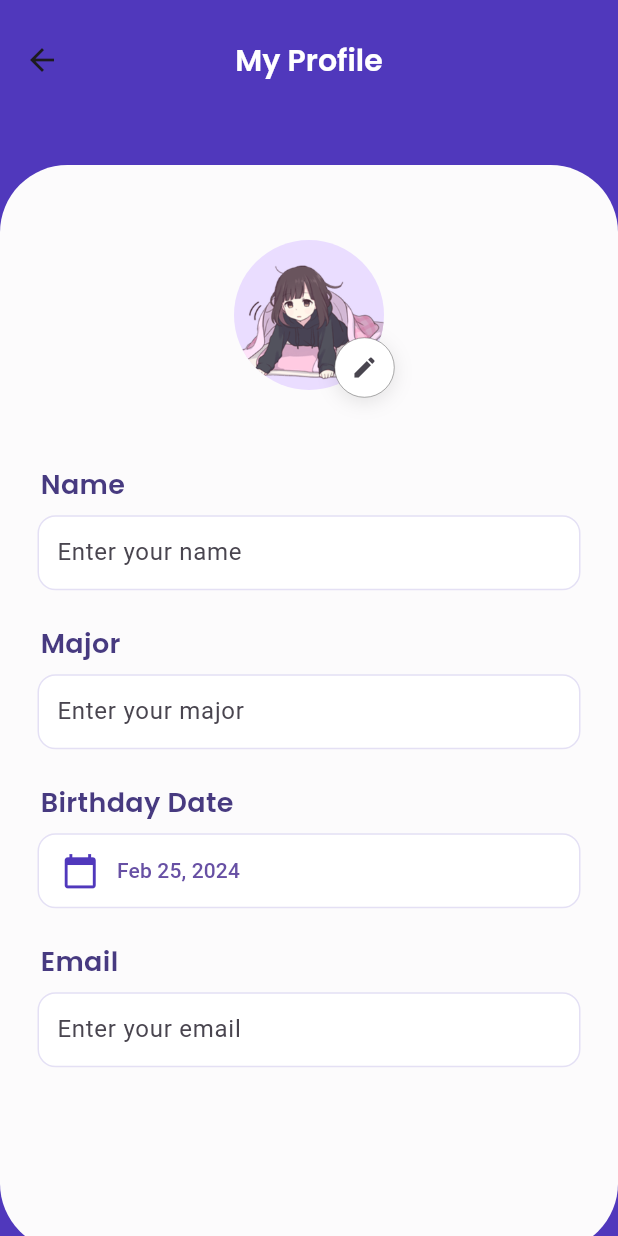
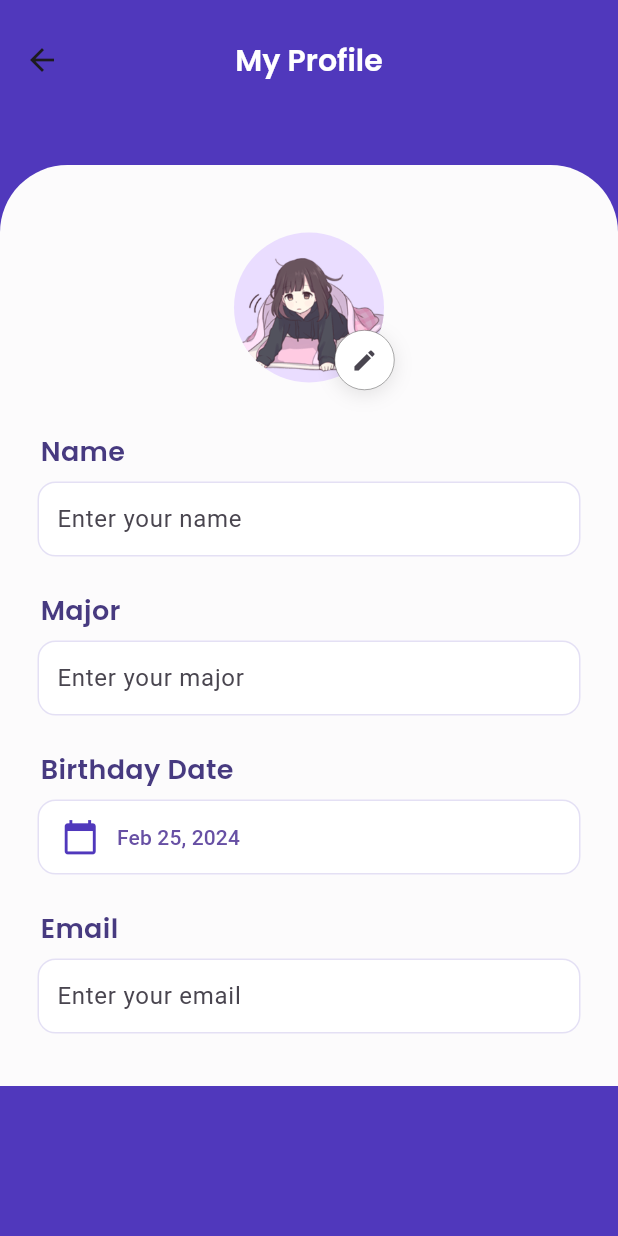
Before and after one commit to hyvos07/todos, a Flutter app: the AboutYouPage screen opened directly, on a phone screen of 412 x 824 dp. Run offline on Flutter 3.47's test engine with Material 3 defaults, Android fonts, the phone set to English and light mode, and no system bars; our stand-ins replace image_picker.

Commit message:
fix: Changing Package Name

```diff
--- a/lib/aboutyou.dart
+++ b/lib/aboutyou.dart
@@ -1,9 +1,9 @@
 import 'package:flutter/material.dart';
-import 'package:todo_list_app/aboutyou_widget/email_field.dart';
-import 'package:todo_list_app/aboutyou_widget/date_field.dart';
-import 'package:todo_list_app/aboutyou_widget/avatar.dart';
-import 'package:todo_list_app/aboutyou_widget/name_field.dart';
-import 'package:todo_list_app/aboutyou_widget/major_field.dart';
+import 'package:todos/aboutyou_widget/email_field.dart';
+import 'package:todos/aboutyou_widget/date_field.dart';
+import 'package:todos/aboutyou_widget/avatar.dart';
+import 'package:todos/aboutyou_widget/name_field.dart';
+import 'package:todos/aboutyou_widget/major_field.dart';
 
 class AboutYouPage extends StatefulWidget {
   const AboutYouPage({super.key});
@@ -16,7 +16,6 @@ class _AboutYouPageState extends State<AboutYouPage> {
   @override
   Widget build(BuildContext context) {
     double hei = MediaQuery.of(context).size.height;
-    double wid = MediaQuery.of(context).size.width;
 
     return Scaffold(
       backgroundColor: const Color(0xFF5038BC),
@@ -41,14 +40,17 @@ class _AboutYouPageState extends State<AboutYouPage> {
               child: Padding(
                 padding: const EdgeInsets.only(top: 30),
                 child: Container(
-                  height: hei - 100,
-                  decoration: BoxDecoration(
-                    borderRadius: BorderRadius.circular(45),
-                    color: const Color.fromARGB(253, 253, 253, 253),
+                  height: hei - 210,
+                  decoration: const BoxDecoration(
+                    borderRadius: BorderRadius.only(
+                      topRight: Radius.circular(45),
+                      topLeft: Radius.circular(45),
+                    ),
+                    color: Color.fromARGB(253, 253, 253, 253),
                   ),
                   child: Padding(
                     padding: const EdgeInsets.symmetric(
-                        horizontal: 25, vertical: 45),
+                        horizontal: 25, vertical: 40),
                     child: Column(
                       children: [
                         const Avatar(),
@@ -58,7 +60,7 @@ class _AboutYouPageState extends State<AboutYouPage> {
                           children: [
                             NameField(),
                             MajorField(),
-                            DateField(),
+                            const DateField(),
                             EmailField()
                           ],
                         )
--- a/lib/aboutyou_widget/date_field.dart
+++ b/lib/aboutyou_widget/date_field.dart
@@ -4,7 +4,7 @@ import 'package:flutter/material.dart';
 import 'package:intl/intl.dart';
 
 class DateField extends StatefulWidget {
-  DateField({super.key});
+  const DateField({super.key});
 
   @override
   State<DateField> createState() => _DateFieldState();
--- a/lib/aboutyou_widget/name_field.dart
+++ b/lib/aboutyou_widget/name_field.dart
@@ -12,7 +12,7 @@ class NameField extends StatelessWidget {
       children: [
         Container(
           padding: const EdgeInsets.only(left: 2),
-          margin: const EdgeInsets.only(top: 57.5),
+          margin: const EdgeInsets.only(top: 40),
           child: const Text(
             "Name",
             textAlign: TextAlign.left,
--- a/lib/main.dart
+++ b/lib/main.dart
@@ -1,8 +1,9 @@
 // ignore_for_file: prefer_const_constructors
 
 import 'package:flutter/material.dart';
-import 'aboutyou.dart';
-import 'homepage.dart';
+import 'package:todos/aboutyou.dart';
+import 'package:todos/addtask.dart';
+import 'package:todos/homepage.dart';
 
 void main() {
   runApp(const MainApp());
@@ -21,6 +22,7 @@ class _MainAppState extends State<MainApp> {
 
   final List<Widget> _pages = [
     HomePage(),
+    AddTask(),
     AboutYouPage(),
   ];
 
@@ -74,6 +76,10 @@ class _MainAppState extends State<MainApp> {
                 label: 'Home',
               ),
               BottomNavigationBarItem(
+                icon: Icon(Icons.add_circle),
+                label: 'Add Task',
+              ),
+              BottomNavigationBarItem(
                 icon: Icon(Icons.person),
                 label: 'About You',
               ),
--- a/pubspec.yaml
+++ b/pubspec.yaml
@@ -1,4 +1,4 @@
-name: todo_list_app
+name: todos
 description: "To-do List Mobile Application made with Flutter."
 
 publish_to: 'none'
@@ -30,7 +30,7 @@ flutter:
 
   assets:
     - images/logo.png
-    - images/logo2.png
+    - images/logofull.png
     - images/morningmenhera.png
     - images/menheracheer.png
     - images/gnmenhera.png
```
Also changed, not shown: lib/homepage.dart (+3 -8 lines), lib/homepage_widget/completed_task.dart (+10 -14 lines), lib/homepage_widget/ongoing_task.dart (+5 -10 lines), lib/homepage_widget/single_task.dart (+2 -6 lines), images/logo2.png (deleted), images/logofull.png (added), 1 other file.
